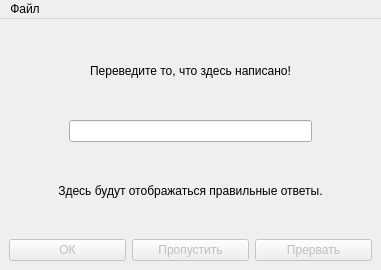
Old version of the form src/zardos.ui in the repository deadpadre/zardos.
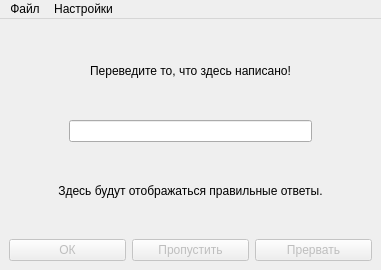
New version of the form.

Commit message: Added new class Defaults which provides some files solutions

What changed in the file:
```diff
--- a/src/zardos.ui
+++ b/src/zardos.ui
@@ -157,14 +157,21 @@
      <height>25</height>
     </rect>
    </property>
-   <widget class="QMenu" name="menu">
+   <widget class="QMenu" name="menuFile">
     <property name="title">
      <string>Файл</string>
     </property>
     <addaction name="zopen"/>
     <addaction name="zclose"/>
    </widget>
-   <addaction name="menu"/>
+   <widget class="QMenu" name="menuSettings">
+    <property name="title">
+     <string>Настройки</string>
+    </property>
+    <addaction name="openSettings"/>
+   </widget>
+   <addaction name="menuFile"/>
+   <addaction name="menuSettings"/>
   </widget>
   <action name="zopen">
    <property name="text">
```
Left out of the diff: 15 changed lines with no effect on the pictures. The commit also changes 10 other files.
